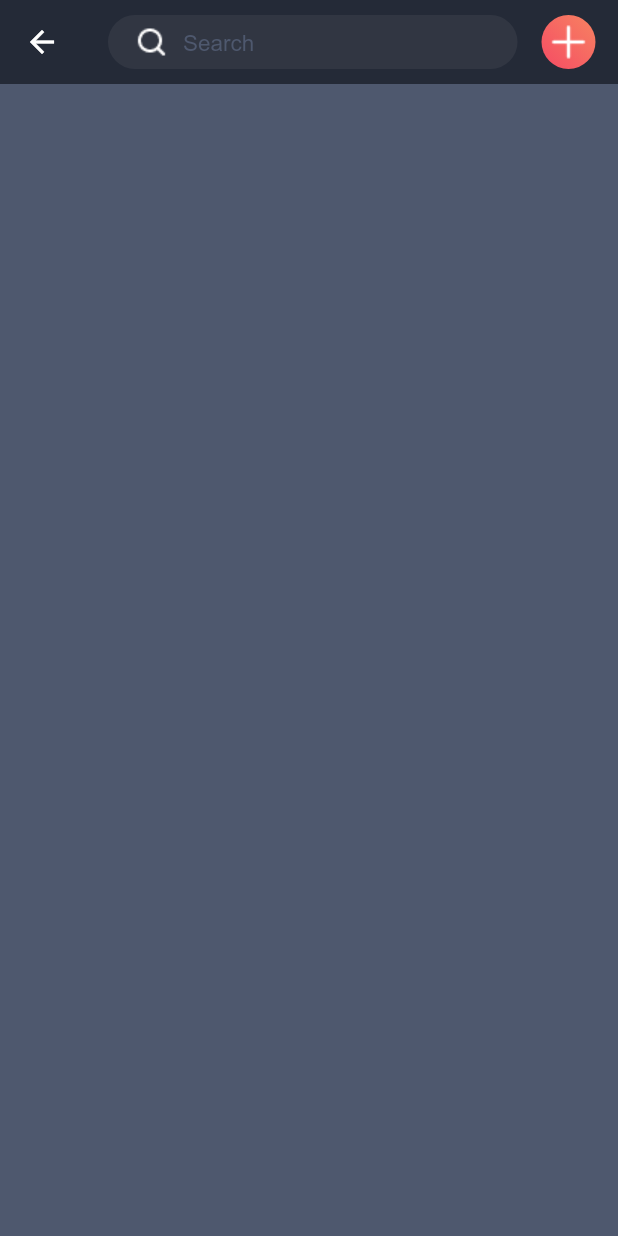
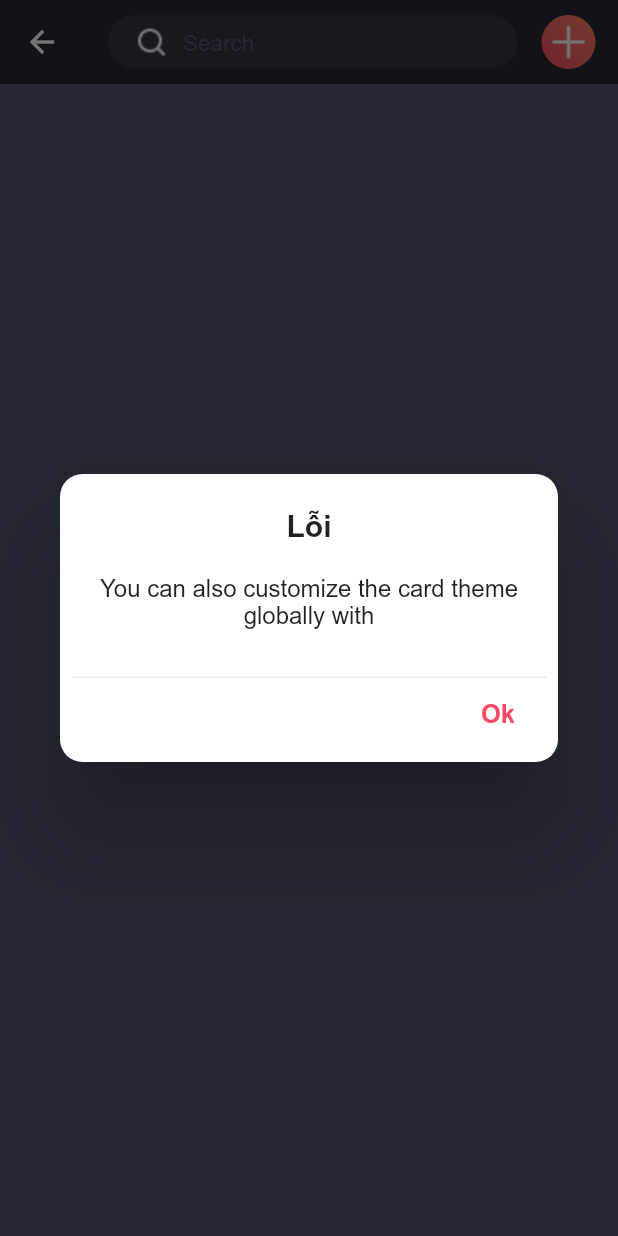
Before and after one commit to lecaothe1996/Social_Network_Newsfeed_App, a Flutter app: the HomeScreen screen opened directly, after a tap on "Search", on a phone screen of 412 x 824 dp. Run offline on Flutter 3.47's test engine with Material 2 defaults, Android fonts, the phone set to English and light mode, and no system bars; our stand-ins replace bloc, cached_network_image, dio, firebase_core, flutter_bloc, google_sign_in and 4 more; accounts and stored records are empty.

```diff
--- a/lib/pages/home/blocs/post_bloc/post_event.dart
+++ b/lib/pages/home/blocs/post_bloc/post_event.dart
@@ -5,6 +5,8 @@ abstract class PostEvent {}
 
 class LoadPosts extends PostEvent {}
 
+class LoadMorePosts extends PostEvent {}
+
 class CreatePost extends PostEvent {
   final String description;
   final List<XFile> images;
--- a/lib/pages/home/blocs/post_bloc/post_state.dart
+++ b/lib/pages/home/blocs/post_bloc/post_state.dart
@@ -10,3 +10,9 @@ class PostsLoaded extends PostState {
 
   PostsLoaded({required this.data});
 }
+
+class PostError extends PostState {
+  final String error;
+
+  PostError({required this.error});
+}
--- a/lib/pages/home/view/home_screen.dart
+++ b/lib/pages/home/view/home_screen.dart
@@ -7,6 +7,7 @@ import 'package:social_app/pages/home/view/create_post_screen.dart';
 import 'package:social_app/themes/app_assets.dart';
 import 'package:social_app/themes/app_color.dart';
 import 'package:social_app/themes/app_text_styles.dart';
+import 'package:social_app/widgets/dialogs/error_dialog.dart';
 import 'list_view_posts.dart';
 import 'list_view_stories.dart';
 
@@ -18,18 +19,41 @@ class HomeScreen extends StatefulWidget {
 }
 
 class _HomeScreenState extends State<HomeScreen> {
+  final _scrollController = ScrollController();
+  bool _isLoading = false;
+
   AppStateBloc get appStateBloc => Provider.of<AppStateBloc>(context, listen: false);
+
+  @override
+  void didUpdateWidget(covariant HomeScreen oldWidget) {
+    if (_isLoading == true) {
+      _isLoading = false;
+    }
+    super.didUpdateWidget(oldWidget);
+  }
+
+  @override
+  void dispose() {
+    _scrollController.dispose();
+    super.dispose();
+  }
 
   @override
   Widget build(BuildContext context) {
     return Scaffold(
       backgroundColor: AppColors.slate,
-      appBar: AppBar(
+      body: CustomScrollView(
+        controller: _scrollController,
+        slivers: [
+          SliverAppBar(
             centerTitle: false,
+            floating: true,
+            // forceElevated: true,
             // elevation: 1,
             title: GestureDetector(
               onTap: () {
                 print('Click Search');
+                ErrorDialog.showMsgDialog(context, 'You can also customize the card theme globally with');
               },
               child: Container(
                 height: 36,
@@ -81,8 +105,6 @@ class _HomeScreenState extends State<HomeScreen> {
               ),
             ],
           ),
-      body: CustomScrollView(
-        slivers: [
           BlocBuilder<PostBloc, PostState>(
             builder: (context, state) {
               if (state is PostsLoaded) {
@@ -91,9 +113,17 @@ class _HomeScreenState extends State<HomeScreen> {
               return SliverList(delegate: SliverChildBuilderDelegate((context, index) => null));
             },
           ),
-          BlocBuilder<PostBloc, PostState>(
+          BlocConsumer<PostBloc, PostState>(
+            listener: (context, state) {
+              if (state is PostError) {
+                ErrorDialog.showMsgDialog(context, state.error);
+              }
+            },
             builder: (context, state) {
               if (state is PostsLoaded) {
+                if (_isLoading == true) {
+                  _isLoading = false;
+                }
                 return ListViewPosts(posts: state.data);
               }
               return SliverList(delegate: SliverChildBuilderDelegate((context, index) => null));
@@ -103,4 +133,22 @@ class _HomeScreenState extends State<HomeScreen> {
       ),
     );
   }
+
+  void _scrollListener() {
+    final currentScroll = _scrollController.position.pixels;
+    final maxScroll = _scrollController.position.maxScrollExtent;
+
+    // print('current Scroll===$currentScroll');
+    // print('max Scroll===$maxScroll');
+    // print('Total Scroll===${maxScroll -currentScroll}');
+
+    if (maxScroll - currentScroll <= 5000) {
+      print('_isLoading===${_isLoading}');
+      if (_isLoading == false) {
+        _isLoading = true;
+        print('Call function load more');
+        BlocProvider.of<PostBloc>(context).add(LoadMorePosts());
       }
+    }
+  }
+}
--- a/lib/services/my_client.dart
+++ b/lib/services/my_client.dart
@@ -1,6 +1,7 @@
 import 'dart:convert';
 
 import 'package:dio/dio.dart';
+import 'package:social_app/utils/my_exception.dart';
 import 'package:social_app/utils/preference_utils.dart';
 
 class MyClient {
@@ -18,7 +19,7 @@ class MyClient {
   }
 
   MyClient._internal() {
-    final baseOptions = BaseOptions(baseUrl: 'https://api.dofhunt.200lab.io/v1');
+    final baseOptions = BaseOptions(baseUrl: 'https://api.dofhunt.200lab.io/v1/123');
     _dio = Dio(baseOptions);
     setupInterceptors();
     (_dio.transformer as DefaultTransformer).jsonDecodeCallback = _parseAndDecode;
--- /dev/null
+++ b/lib/widgets/dialogs/error_dialog.dart
@@ -0,0 +1,39 @@
+import 'package:flutter/material.dart';
+import 'package:social_app/themes/app_color.dart';
+import 'package:social_app/themes/app_text_styles.dart';
+
+class ErrorDialog {
+  static void showMsgDialog(BuildContext context, String msg) {
+    showDialog(
+      context: context,
+      builder: (context) => AlertDialog(
+        title: const Text(
+          'Lỗi',
+          textAlign: TextAlign.center,
+          style: TextStyle(fontWeight: FontWeight.bold),
+        ),
+        content: Text(
+          msg,
+          textAlign: TextAlign.center,
+        ),
+        shape: RoundedRectangleBorder(
+          borderRadius: BorderRadius.circular(15.0),
+        ),
+          actionsAlignment: MainAxisAlignment.spaceBetween,
+        actions: [
+          const Divider(height: 1),
+          TextButton(
+            onPressed: () {
+              Navigator.of(context).pop(ErrorDialog);
+            },
+            child: Text(
+              'Ok',
+              textAlign: TextAlign.center,
+              style: AppTextStyles.h5.copyWith(color: AppColors.redMedium, fontWeight: FontWeight.bold),
+            ),
+          ),
+        ],
+      ),
+    );
+  }
+}
```
Also changed, not shown: lib/pages/home/blocs/image_bloc.dart (+7 -1 lines), lib/pages/home/blocs/post_bloc/post_bloc.dart (+18 -3 lines), lib/pages/home/repositorys/list_posts_repo.dart (+6 -2 lines), lib/pages/home/view/create_post_screen.dart (+20 -6 lines). Lines whose indentation alone changed are shown as unchanged.
